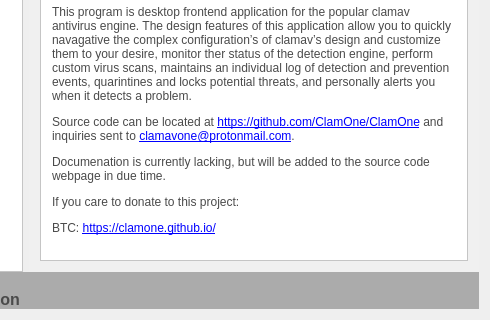
Old version of the form MainWindow.ui in the repository ClamOne/ClamOne; both pictures show x 150 to 640 and y 160 to 480 of the 640 by 480 pixel window.
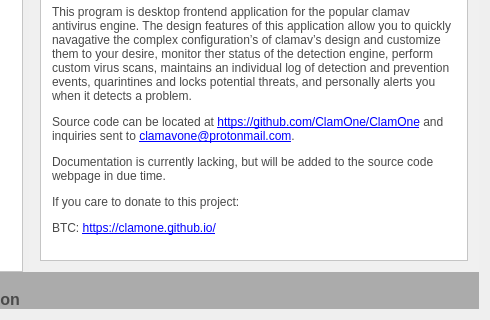
New version of the form. The open tabs and pages were chosen to show the change. Icons and pictures are not drawn. Custom widgets are drawn as their Qt base class.

```diff
--- a/MainWindow.ui
+++ b/MainWindow.ui
@@ -2418,8 +2418,8 @@
               <rect>
                <x>0</x>
                <y>0</y>
-               <width>195</width>
-               <height>621</height>
+               <width>435</width>
+               <height>366</height>
               </rect>
              </property>
              <layout class="QVBoxLayout" name="verticalLayout_18">
@@ -2453,7 +2453,7 @@
                  <string notr="true">color: #4A4A4A;</string>
                 </property>
                 <property name="text">
-                 <string>&lt;html&gt;&lt;head/&gt;&lt;body&gt;&lt;p&gt;&lt;br/&gt;This program is desktop frontend application for the popular clamav antivirus engine. The design features of this application allow you to quickly navagative the complex configuration’s of clamav’s design and customize them to your desire, monitor ther status of the detection engine, perform custom virus scans, maintains an individual log of detection and prevention events, quarintines and locks potential threats, and personally alerts you when it detects a problem. &lt;/p&gt;&lt;p&gt;Source code can be located at &lt;a href=&quot;https://github.com/ClamOne/ClamOne&quot;&gt;&lt;span style=&quot; text-decoration: underline; color:#0000ff;&quot;&gt;https://github.com/ClamOne/ClamOne&lt;/span&gt;&lt;/a&gt; and inquiries sent to &lt;a href=&quot;mailto:clamavone@protonmail.com&quot;&gt;&lt;span style=&quot; text-decoration: underline; color:#0000ff;&quot;&gt;clamavone@protonmail.com&lt;/span&gt;&lt;/a&gt;.&lt;/p&gt;&lt;p&gt;Documenation is currently lacking, but will be added to the source code webpage in due time.&lt;/p&gt;&lt;p&gt;If you care to donate to this project:&lt;/p&gt;&lt;p&gt;BTC: &lt;a href=&quot;https://clamone.github.io/&quot;&gt;&lt;span style=&quot; text-decoration: underline; color:#0000ff;&quot;&gt;https://clamone.github.io/&lt;/span&gt;&lt;/a&gt;&lt;br/&gt;&lt;/p&gt;&lt;/body&gt;&lt;/html&gt;</string>
+                 <string>&lt;html&gt;&lt;head/&gt;&lt;body&gt;&lt;p&gt;&lt;br/&gt;This program is desktop frontend application for the popular clamav antivirus engine. The design features of this application allow you to quickly navagative the complex configuration’s of clamav’s design and customize them to your desire, monitor ther status of the detection engine, perform custom virus scans, maintains an individual log of detection and prevention events, quarintines and locks potential threats, and personally alerts you when it detects a problem. &lt;/p&gt;&lt;p&gt;Source code can be located at &lt;a href=&quot;https://github.com/ClamOne/ClamOne&quot;&gt;&lt;span style=&quot; text-decoration: underline; color:#0000ff;&quot;&gt;https://github.com/ClamOne/ClamOne&lt;/span&gt;&lt;/a&gt; and inquiries sent to &lt;a href=&quot;mailto:clamavone@protonmail.com&quot;&gt;&lt;span style=&quot; text-decoration: underline; color:#0000ff;&quot;&gt;clamavone@protonmail.com&lt;/span&gt;&lt;/a&gt;.&lt;/p&gt;&lt;p&gt;Documentation is currently lacking, but will be added to the source code webpage in due time.&lt;/p&gt;&lt;p&gt;If you care to donate to this project:&lt;/p&gt;&lt;p&gt;BTC: &lt;a href=&quot;https://clamone.github.io/&quot;&gt;&lt;span style=&quot; text-decoration: underline; color:#0000ff;&quot;&gt;https://clamone.github.io/&lt;/span&gt;&lt;/a&gt;&lt;br/&gt;&lt;/p&gt;&lt;/body&gt;&lt;/html&gt;</string>
                 </property>
                 <property name="wordWrap">
                  <bool>true</bool>
```
Left out of the diff: 4 changed lines with no effect on the pictures.
